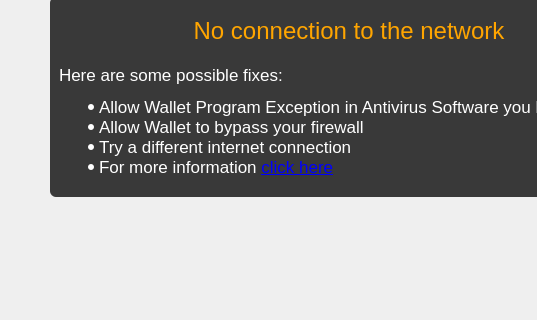
NoLimitCoin/NoLimitCoin-Core, file src/qt/forms/noconnection.ui: the form before one commit; both pictures show x 0 to 537 and y 125 to 445 of the 698 by 445 pixel window.
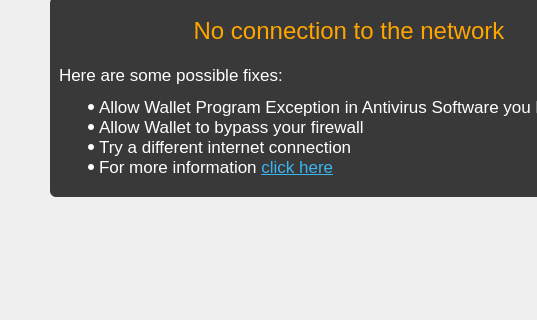
The form after the commit.

Commit message: fixing no connection link color on windows

```diff
--- a/src/qt/forms/noconnection.ui
+++ b/src/qt/forms/noconnection.ui
@@ -76,12 +76,12 @@
          <string>&lt;!DOCTYPE HTML PUBLIC &quot;-//W3C//DTD HTML 4.0//EN&quot; &quot;http://www.w3.org/TR/REC-html40/strict.dtd&quot;&gt;
 &lt;html&gt;&lt;head&gt;&lt;meta name=&quot;qrichtext&quot; content=&quot;1&quot; /&gt;&lt;style type=&quot;text/css&quot;&gt;
 p, li { white-space: pre-wrap; }
-&lt;/style&gt;&lt;/head&gt;&lt;body style=&quot; font-family:'.SF NS Text'; font-size:13pt; font-weight:400; font-style:normal;&quot;&gt;
-&lt;p style=&quot; margin-top:0px; margin-bottom:0px; margin-left:0px; margin-right:0px; -qt-block-indent:0; text-indent:0px;&quot;&gt;Here are some possible fixes:&lt;/p&gt;
-&lt;ul style=&quot;margin-top: 0px; margin-bottom: 0px; margin-left: 0px; margin-right: 0px; -qt-list-indent: 1;&quot;&gt;&lt;li style=&quot; margin-top:12px; margin-bottom:0px; margin-left:0px; margin-right:0px; -qt-block-indent:0; text-indent:0px;&quot;&gt;Allow Wallet Program Exception in Antivirus Software you have installed&lt;/li&gt;
-&lt;li style=&quot; margin-top:0px; margin-bottom:0px; margin-left:0px; margin-right:0px; -qt-block-indent:0; text-indent:0px;&quot;&gt;Allow Wallet to bypass your firewall&lt;/li&gt;
-&lt;li style=&quot; margin-top:0px; margin-bottom:0px; margin-left:0px; margin-right:0px; -qt-block-indent:0; text-indent:0px;&quot;&gt;Try a different internet connection&lt;/li&gt;
-&lt;li style=&quot; margin-top:0px; margin-bottom:12px; margin-left:0px; margin-right:0px; -qt-block-indent:0; text-indent:0px;&quot;&gt;For more information &lt;a href=&quot;https://nolimitcoin.zendesk.com/hc/en-us/articles/115001326291&quot;&gt;&lt;span style=&quot; text-decoration: underline; color:#0000ff;&quot;&gt;click here&lt;/span&gt;&lt;/a&gt;&lt;/li&gt;&lt;/ul&gt;&lt;/body&gt;&lt;/html&gt;</string>
+&lt;/style&gt;&lt;/head&gt;&lt;body style=&quot; font-family:'MS Shell Dlg 2'; font-size:14px; font-weight:400; font-style:normal;&quot;&gt;
+&lt;p style=&quot; margin-top:0px; margin-bottom:0px; margin-left:0px; margin-right:0px; -qt-block-indent:0; text-indent:0px;&quot;&gt;&lt;span style=&quot; font-family:'.SF NS Text'; font-size:13pt;&quot;&gt;Here are some possible fixes:&lt;/span&gt;&lt;/p&gt;
+&lt;ul style=&quot;margin-top: 0px; margin-bottom: 0px; margin-left: 0px; margin-right: 0px; -qt-list-indent: 1;&quot;&gt;&lt;li style=&quot; font-family:'.SF NS Text'; font-size:13pt;&quot; style=&quot; margin-top:12px; margin-bottom:0px; margin-left:0px; margin-right:0px; -qt-block-indent:0; text-indent:0px;&quot;&gt;Allow Wallet Program Exception in Antivirus Software you have installed&lt;/li&gt;
+&lt;li style=&quot; font-family:'.SF NS Text'; font-size:13pt;&quot; style=&quot; margin-top:0px; margin-bottom:0px; margin-left:0px; margin-right:0px; -qt-block-indent:0; text-indent:0px;&quot;&gt;Allow Wallet to bypass your firewall&lt;/li&gt;
+&lt;li style=&quot; font-family:'.SF NS Text'; font-size:13pt;&quot; style=&quot; margin-top:0px; margin-bottom:0px; margin-left:0px; margin-right:0px; -qt-block-indent:0; text-indent:0px;&quot;&gt;Try a different internet connection&lt;/li&gt;
+&lt;li style=&quot; font-family:'.SF NS Text'; font-size:13pt;&quot; style=&quot; margin-top:0px; margin-bottom:12px; margin-left:0px; margin-right:0px; -qt-block-indent:0; text-indent:0px;&quot;&gt;For more information &lt;a href=&quot;https://nolimitcoin.zendesk.com/hc/en-us/articles/115001326291&quot;&gt;&lt;span style=&quot; text-decoration: underline; color:#39b6f0;&quot;&gt;click here&lt;/span&gt;&lt;/a&gt;&lt;/li&gt;&lt;/ul&gt;&lt;/body&gt;&lt;/html&gt;</string>
         </property>
         <property name="openExternalLinks">
          <bool>true</bool>
```
